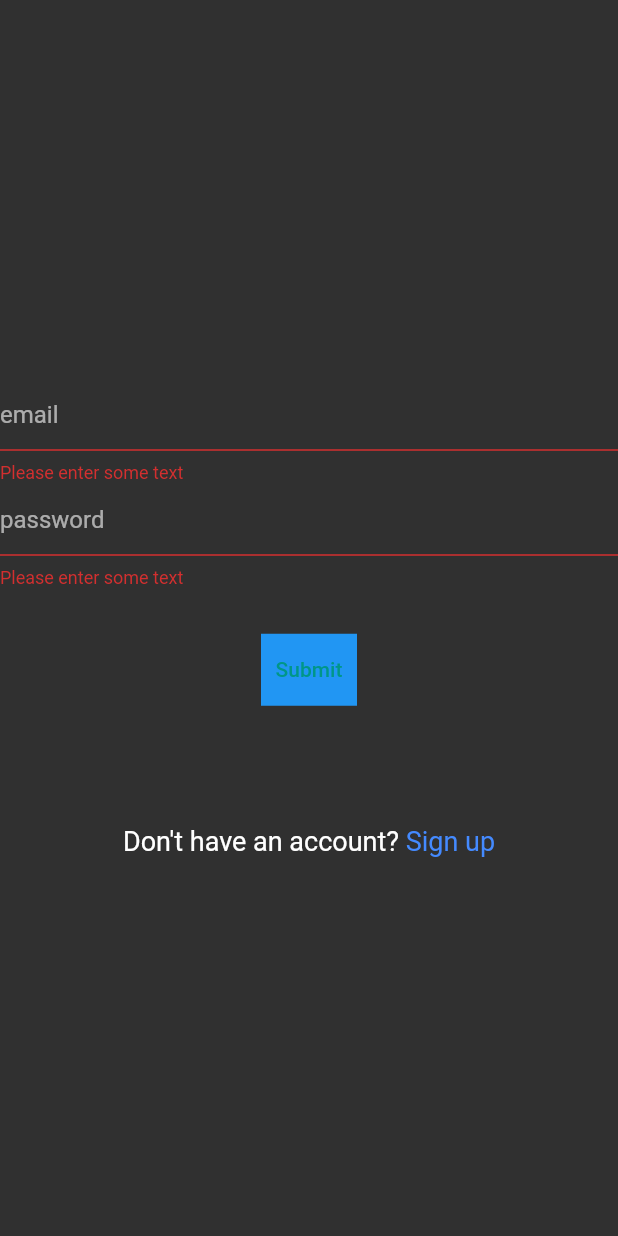
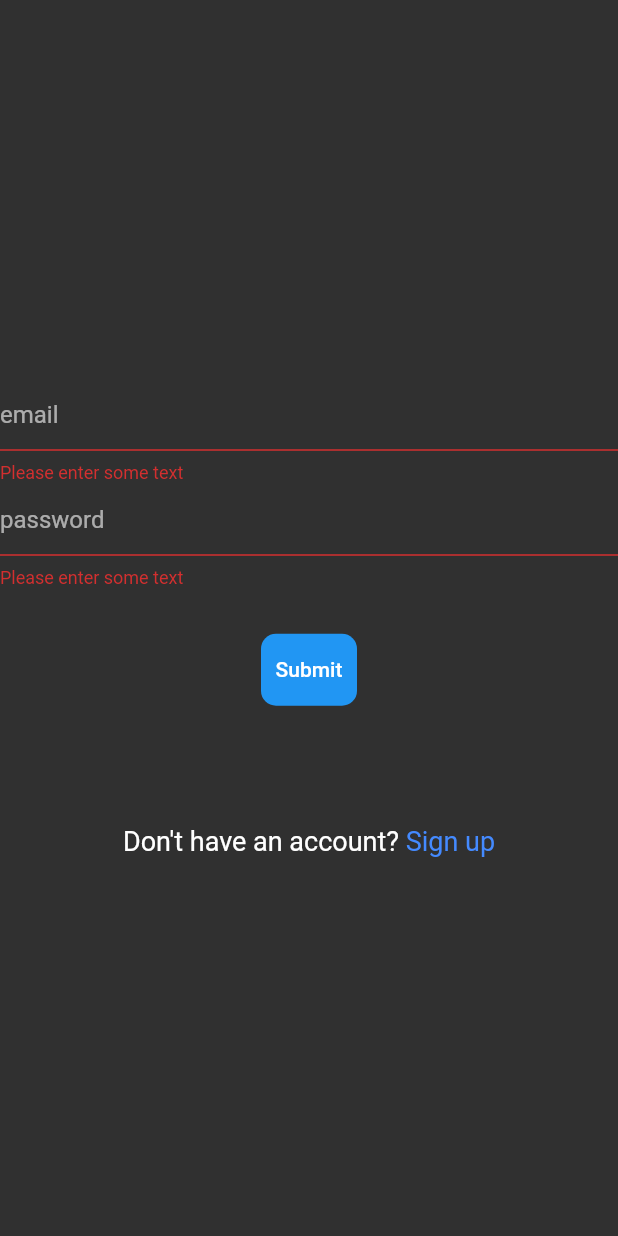
Before and after one commit to centinna-l/provider_todo, a Flutter app: the screen it shows after launch, after a tap on "Submit", on a phone screen of 412 x 824 dp. Run offline on Flutter 3.47's test engine with Material 2 defaults, Android fonts, the phone set to English and light mode, and no system bars; our stand-ins replace fluttertoast, shared_preferences, splashscreen.

Commit message:
adding splash and product into database

```diff
--- a/lib/login_screen.dart
+++ b/lib/login_screen.dart
@@ -11,7 +11,6 @@ import 'package:flutter_state_management/signup_screen.dart';
 import 'package:fluttertoast/fluttertoast.dart';
 import 'package:provider/provider.dart';
 import 'package:flutter_state_management/item_list_provider.dart';
-import 'package:shared_preferences/shared_preferences.dart';
 
 class LoginScreen extends StatefulWidget {
   @override
@@ -26,19 +25,11 @@ class _LoginScreenState extends State<LoginScreen> {
 
   @override
   void initState(){
-    checkUserExist();
+
     super.initState();
   }
 
-  checkUserExist()async{
-  bool _userexist =  await Provider.of<StateProvider>(context, listen: false).tryAutoLogin();
-  if(_userexist){
-    Navigator.pushReplacement(
-      context,
-      MaterialPageRoute(builder: (context) => Home()),
-    );
-  }
-  }
+
 
   @override
   Widget build(BuildContext context) {
@@ -60,7 +51,10 @@ class _LoginScreenState extends State<LoginScreen> {
                   return null;
                 },controller: passwordController,decoration: InputDecoration( fillColor: Colors.grey,hintText: "password", enabledBorder: OutlineInputBorder(borderRadius: BorderRadius.all(Radius.circular(10)))),),
                 SizedBox(height: 30,),
-                Container(color: Colors.blue,child: TextButton( child: Text("Submit"),onPressed: onSubmit)),
+                Container(decoration:BoxDecoration(
+                    color: Colors.blue,
+                    borderRadius: BorderRadius.circular(10)
+                ),child: TextButton( child: Text("Submit",style: TextStyle(color: Colors.white),),onPressed: onSubmit)),
                 SizedBox(height: 80,),
                 RichText(
                   text: TextSpan(
--- a/lib/main.dart
+++ b/lib/main.dart
@@ -2,6 +2,7 @@ import 'dart:ui';
 import 'package:flutter/material.dart';
 import 'package:flutter_state_management/item_list_provider.dart';
 import 'package:flutter_state_management/item_view.dart';
+import 'package:flutter_state_management/splash_screen.dart';
 import 'package:flutter_state_management/todo_model.dart';
 import 'package:provider/provider.dart';
 import 'package:shared_preferences/shared_preferences.dart';
@@ -25,7 +26,7 @@ class MyApp extends StatelessWidget {
         primarySwatch: Colors.teal,
         visualDensity: VisualDensity.adaptivePlatformDensity,
       ),
-      home: LoginScreen(),
+      home: WelcomeScreen(),
     );
   }
 }
--- a/lib/signup_screen.dart
+++ b/lib/signup_screen.dart
@@ -44,7 +44,10 @@ class _SignUPState extends State<SignUP> {
                   return null;
                 },controller: passwordController,decoration: InputDecoration( fillColor: Colors.grey,hintText: "password", enabledBorder: OutlineInputBorder(borderRadius: BorderRadius.all(Radius.circular(10)))),),
                 SizedBox(height: 30,),
-                Container(color: Colors.blue,child: TextButton( child: Text("Sign UP"),onPressed: onSubmit)),
+                Container(decoration:BoxDecoration(
+                  color: Colors.blue,
+                  borderRadius: BorderRadius.circular(10)
+                ),child: TextButton( child: Text("Sign UP",style: TextStyle(color: Colors.white),),onPressed: onSubmit)),
                 SizedBox(height: 80,),
               ],
             )
--- /dev/null
+++ b/lib/splash_screen.dart
@@ -0,0 +1,39 @@
+import 'package:flutter/material.dart';
+import 'package:flutter_state_management/login_screen.dart';
+import 'package:provider/provider.dart';
+import 'package:splashscreen/splashscreen.dart';
+
+import 'item_list_provider.dart';
+import 'main.dart';
+
+class WelcomeScreen extends StatefulWidget {
+
+
+  @override
+  _WelcomeScreenState createState() => _WelcomeScreenState();
+}
+
+class _WelcomeScreenState extends State<WelcomeScreen> {
+ bool _userexist=false;
+  @override
+  void initState() {
+    // TODO: implement initState
+           getlogin();
+    super.initState();
+  }
+  getlogin()async{
+       _userexist  =  await Provider.of<StateProvider>(context, listen: false).tryAutoLogin();
+     print(_userexist);
+  }
+  @override
+  Widget build(BuildContext context) {
+    return  SplashScreen(
+                        seconds: 5,
+        title: new Text(
+          'todo',
+          style: new TextStyle(fontWeight: FontWeight.bold, fontSize: 20.0,color:Colors.blue),
+        ),
+        navigateAfterSeconds:_userexist? Home():LoginScreen(),
+      );
+  }
+}
--- a/pubspec.yaml
+++ b/pubspec.yaml
@@ -29,6 +29,7 @@ dependencies:
   http:
   shared_preferences:
   fluttertoast: ^8.0.8
+  splashscreen: ^1.3.5
 
 dev_dependencies:
   flutter_test:
```
Also changed, not shown: lib/item_list_provider.dart (+25 -2 lines), pubspec.lock.
